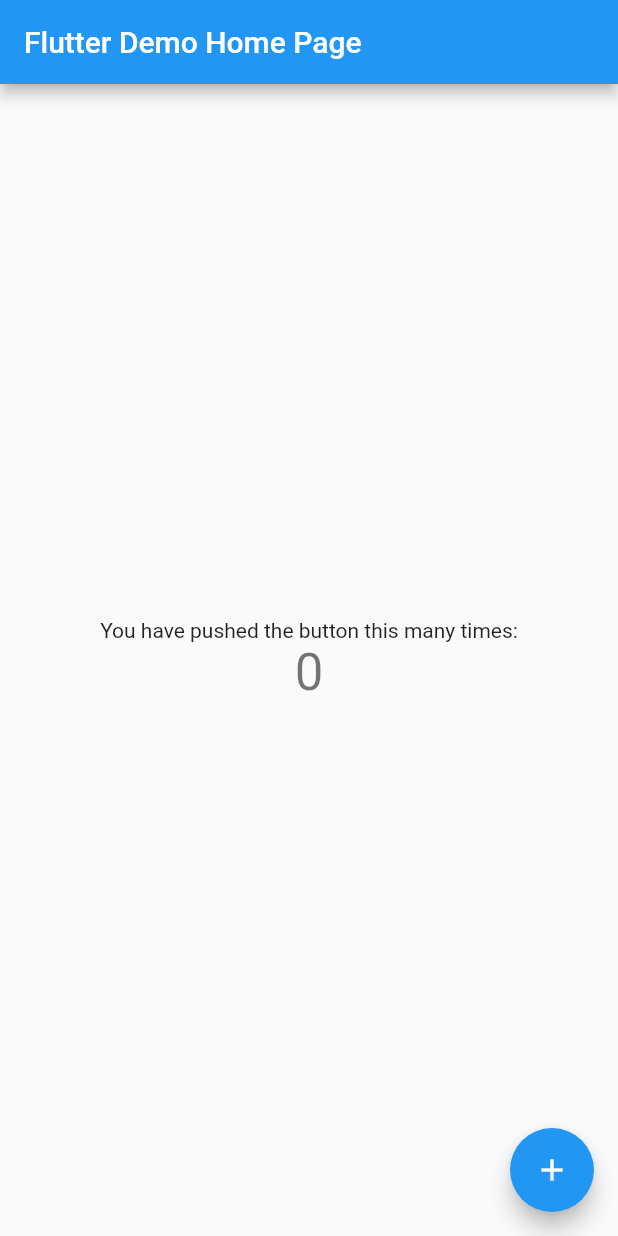
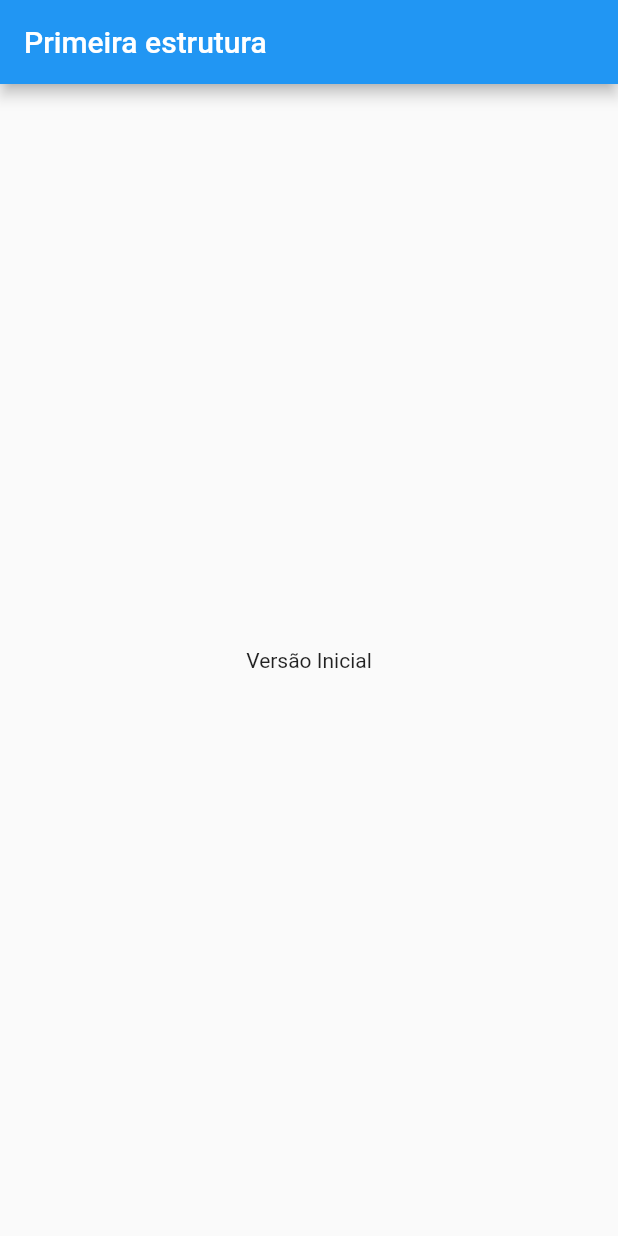
Before and after one commit to cacciatorieric/despesas_pessoais, a Flutter app: the screen it shows after launch, on a phone screen of 412 x 824 dp. Run offline on Flutter 3.47's test engine with Material 2 defaults, Android fonts, the phone set to English and light mode, and no system bars.

Commit message:
estrutura inicial criada

```diff
--- a/despesas_pessoais/lib/main.dart
+++ b/despesas_pessoais/lib/main.dart
@@ -1,66 +1,29 @@
 import 'package:flutter/material.dart';
 
-void main() {
-  runApp(const MyApp());
+main() {
+  runApp(const ExpensesApp());
 }
 
-class MyApp extends StatelessWidget {
-  const MyApp({Key? key}) : super(key: key);
+class ExpensesApp extends StatelessWidget {
+  const ExpensesApp({Key? key}) : super(key: key);
 
-  // This widget is the root of your application.
   @override
   Widget build(BuildContext context) {
     return MaterialApp(
-      title: 'Flutter Demo',
-      theme: ThemeData(
-        primarySwatch: Colors.blue,
-      ),
-      home: const MyHomePage(title: 'Flutter Demo Home Page'),
+      home: MyHomePage(),
     );
   }
 }
 
-class MyHomePage extends StatefulWidget {
-  const MyHomePage({Key? key, required this.title}) : super(key: key);
-  final String title;
-
-  @override
-  State<MyHomePage> createState() => _MyHomePageState();
-}
-
-class _MyHomePageState extends State<MyHomePage> {
-  int _counter = 0;
-
-  void _incrementCounter() {
-    setState(() {
-      _counter++;
-    });
-  }
-
+class MyHomePage extends StatelessWidget {
   @override
   Widget build(BuildContext context) {
     return Scaffold(
       appBar: AppBar(
-        title: Text(widget.title),
+        title: const Text('Primeira estrutura'),
       ),
-      body: Center(
-        child: Column(
-          mainAxisAlignment: MainAxisAlignment.center,
-          children: <Widget>[
-            const Text(
-              'You have pushed the button this many times:',
-            ),
-            Text(
-              '$_counter',
-              style: Theme.of(context).textTheme.headline4,
-            ),
-          ],
-        ),
-      ),
-      floatingActionButton: FloatingActionButton(
-        onPressed: _incrementCounter,
-        tooltip: 'Increment',
-        child: const Icon(Icons.add),
+      body: const Center(
+        child: Text('Versão Inicial'),
       ),
     );
   }
```
Also changed, not shown: 1 other file.
